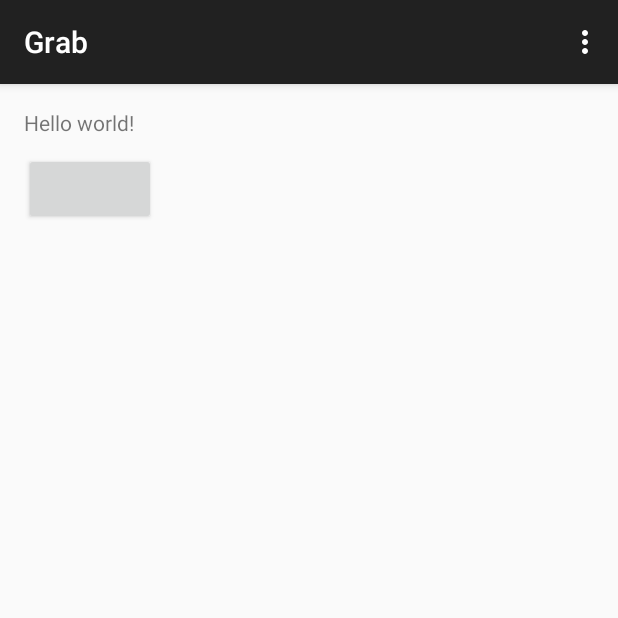
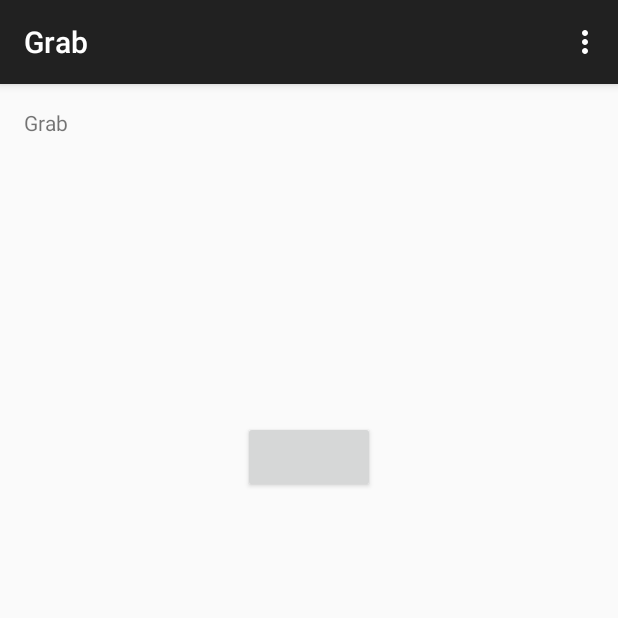
Before and after one commit to scotthso-zz/Grab, an Android app: the screen it shows after launch (MainActivity), on a phone screen of 412 x 824 dp, the top half of it. Run offline under Robolectric (Android 15) with nearby library versions, the phone set to English and light mode, and no system bars; libraries missing offline, so code that uses them is left out: com.facebook, com.facebook.appevents, com.facebook.login; plain views replace LoginButton; 4 statements that could not run were skipped.

Commit message:
not worthy

```diff
--- a/app/src/main/java/scottso/grab/MainActivity.java
+++ b/app/src/main/java/scottso/grab/MainActivity.java
@@ -32,12 +32,9 @@ public class MainActivity extends ActionBarActivity {
         loginBtn = (LoginButton) findViewById(R.id.login_button);
     }
 
-
-
     @Override
     protected void onResume() {
-        super.onResume();
-
+            super.onResume();
         // Logs 'install' and 'app activate' App Events.
         AppEventsLogger.activateApp(this);
     }
--- a/app/src/main/res/layout/activity_main.xml
+++ b/app/src/main/res/layout/activity_main.xml
@@ -12,14 +12,16 @@
     <TextView
         android:layout_width="wrap_content"
         android:layout_height="wrap_content"
-        android:text="@string/hello_world" />
+        android:text="@string/app_name"
+        android:id="@+id/textView" />
 
     <com.facebook.login.widget.LoginButton
         android:id="@+id/login_button"
         android:layout_width="wrap_content"
         android:layout_height="wrap_content"
         android:layout_gravity="center_horizontal"
-        android:layout_marginBottom="30dp"
-        android:layout_marginTop="30dp" />
+        android:layout_marginTop="189dp"
+        android:layout_below="@+id/textView"
+        android:layout_centerHorizontal="true" />
 
 </RelativeLayout>
```
